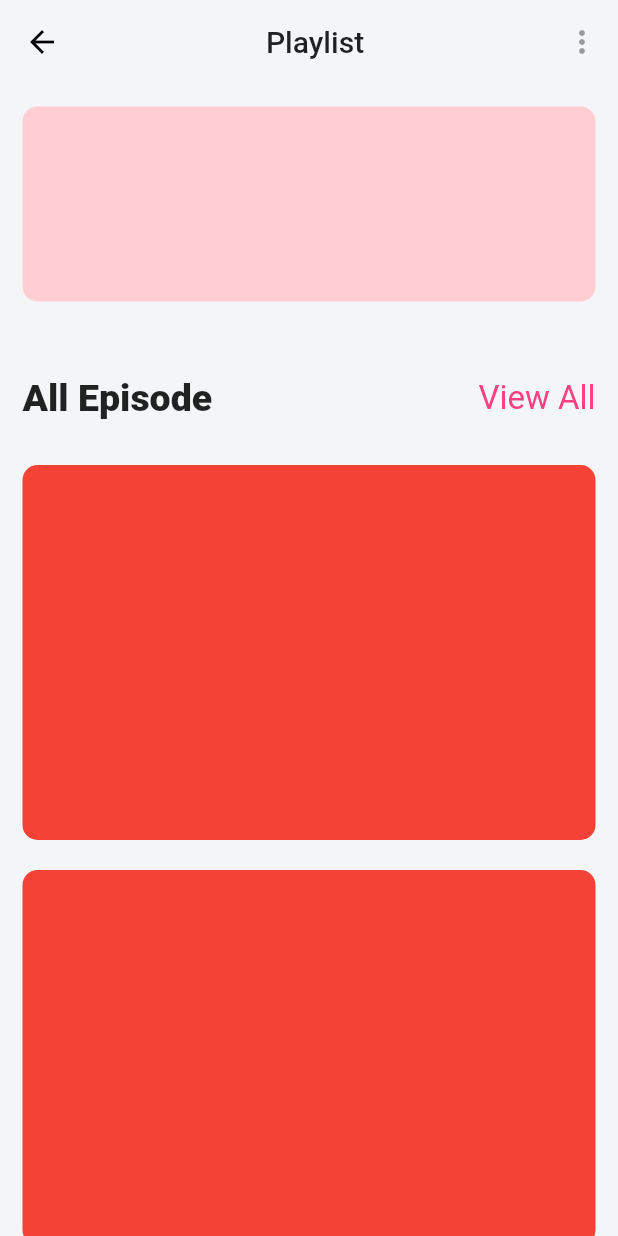
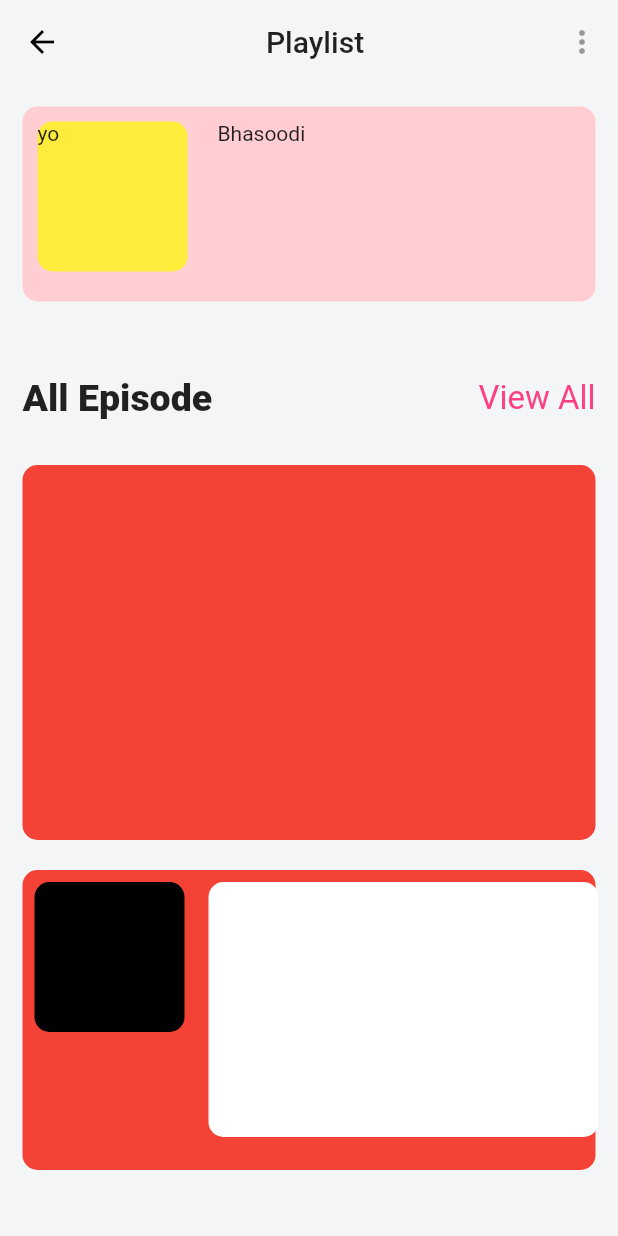
Before and after one commit to vikasprashar99/flutterapp, a Flutter app: the PlaylistScreen screen opened directly, on a phone screen of 412 x 824 dp. Run offline on Flutter 3.47's test engine with Material 2 defaults, Android fonts, the phone set to English and light mode, and no system bars; our stand-ins replace font_awesome_flutter.

Commit message:
updated UI

```diff
--- a/lib/allPlaylists.dart
+++ b/lib/allPlaylists.dart
@@ -19,7 +19,6 @@ class PlaylistScreen extends StatelessWidget {
         children: <Widget>[
           Padding(
             padding: const EdgeInsets.all(15.0),
-          child: Container(
             child: Column(
               children: <Widget>[
                 Container(
@@ -27,6 +26,26 @@ class PlaylistScreen extends StatelessWidget {
                   decoration: BoxDecoration(
                     color: Colors.red[100],
                     borderRadius: BorderRadius.circular(10.0),
+                  ),
+                  child: Padding(
+                    padding: const EdgeInsets.all(10.0),
+                    child: Row(
+                      // mainAxisAlignment: MainAxisAlignment.spaceBetween,
+                      crossAxisAlignment: CrossAxisAlignment.start,
+                      children: <Widget>[
+                        Container(
+                            width: 100.0,
+                            height: 100.0,
+                            decoration: BoxDecoration(
+                              color: Colors.yellow,
+                              borderRadius: BorderRadius.circular(10.0),
+                            ),
+                            child: Text("yo")
+                            ),
+                            SizedBox(width: 20.0,),
+                        Text("Bhasoodi")
+                      ],
+                    ),
                   ),
                 ),
                 SizedBox(height: 50.0),
@@ -42,7 +61,8 @@ class PlaylistScreen extends StatelessWidget {
                     ),
                     Text(
                       "View All",
-                    style: TextStyle(fontSize: 22.0, color: Colors.pinkAccent),
+                      style:
+                          TextStyle(fontSize: 22.0, color: Colors.pinkAccent),
                     )
                   ],
                 ),
@@ -63,37 +83,49 @@ class PlaylistScreen extends StatelessWidget {
                 SizedBox(
                   height: 20.0,
                 ),
+                Stack(
+                  children: <Widget>[
                     Container(
-                height: 250.0,
+                      height: 200.0,
                       decoration: BoxDecoration(
                         color: Colors.red,
                         borderRadius: BorderRadius.circular(10.0),
                       ),
                     ),
-               SizedBox(
-                height: 20.0,
-              ),
-              Container(
-                height: 250.0,
+                    Row(
+                      mainAxisAlignment: MainAxisAlignment.start,
+                      crossAxisAlignment: CrossAxisAlignment.start,
+                      children: <Widget>[
+                        Padding(
+                          padding: const EdgeInsets.all(8.0),
+                          child: Container(
+                            width: 100.0,
+                            height: 100.0,
                             decoration: BoxDecoration(
-                  color: Colors.red,
-                  borderRadius: BorderRadius.circular(10.0),
-                ),
-              ), SizedBox(
-                height: 20.0,
-              ),
-              Container(
-                height: 250.0,
-                decoration: BoxDecoration(
-                  color: Colors.red,
+                              color: Colors.black,
                               borderRadius: BorderRadius.circular(10.0),
                             ),
                           ),
-            ],
-          )),
+                        ),
+                        Padding(
+                          padding: const EdgeInsets.all(8.0),
+                          child: Container(
+                            width: 260.0,
+                            height: 170.0,
+                            decoration: BoxDecoration(
+                              color: Colors.white,
+                              borderRadius: BorderRadius.circular(10.0),
+                            ),
+                          ),
                         ),
                       ],
-
+                    ),
+                  ],
+                ),
+              ],
+            ),
+          ),
+        ],
       ),
     );
   }
```
Lines whose indentation alone changed are shown as unchanged.
